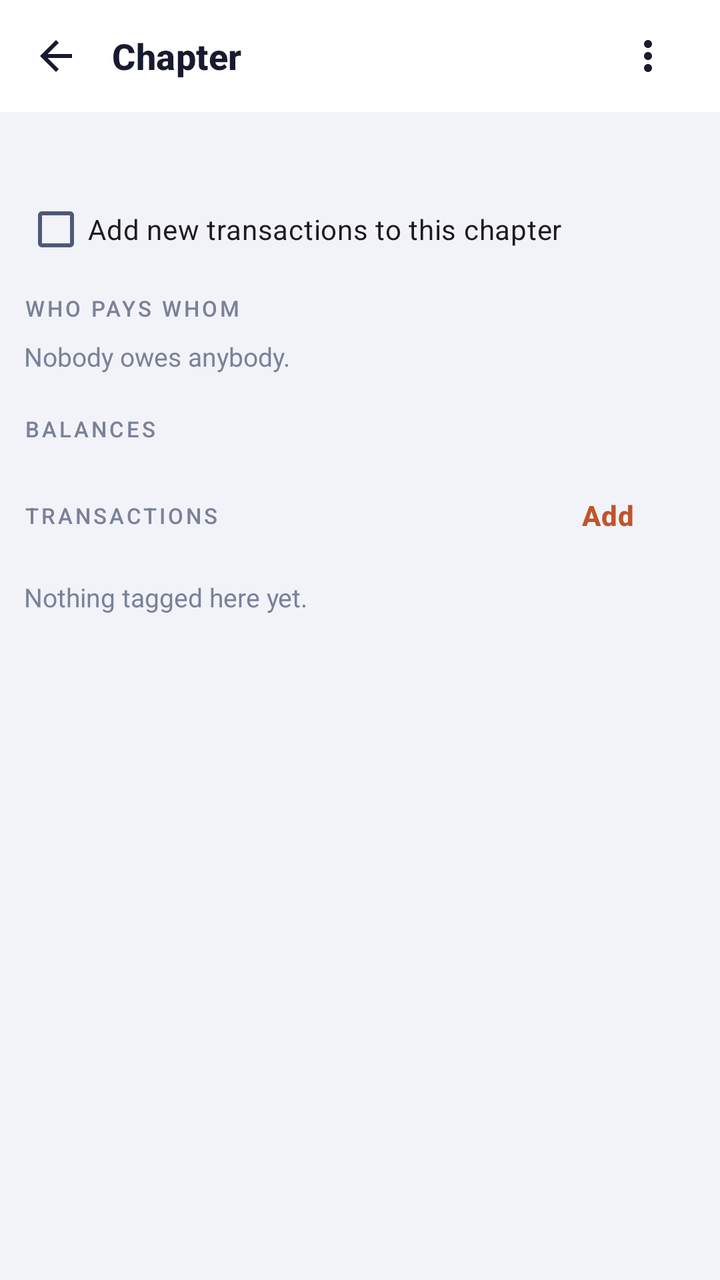
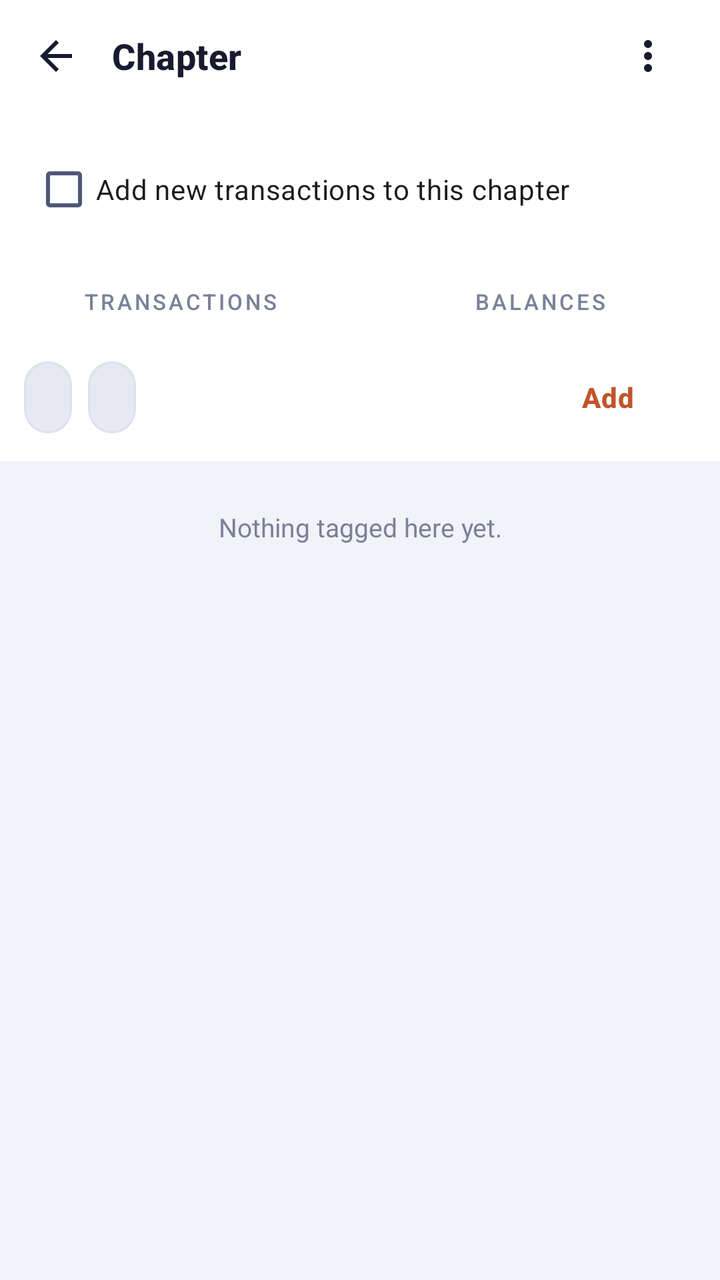

An Android layout rendered at two revisions. The XML below is the earlier revision; the diff shows what the commit changed to produce the second picture.
<!-- AndroidManifest.xml: application theme Theme.UPITracker -->
<!-- res/layout/activity_chapter_detail.xml -->
<?xml version="1.0" encoding="utf-8"?>
<LinearLayout xmlns:android="http://schemas.android.com/apk/res/android"
    android:id="@+id/main"
    android:layout_width="match_parent"
    android:layout_height="match_parent"
    android:orientation="vertical"
    android:background="?android:attr/colorBackground">

    <LinearLayout
        style="@style/Widget.UPI.TopBar">

        <ImageButton
            android:id="@+id/btnBackChapterDetail"
            style="@style/Widget.UPI.IconButton"
            android:src="@drawable/ic_arrow_back"
            android:contentDescription="@string/cd_back" />

        <TextView
            android:id="@+id/tvChapterDetailTitle"
            style="@style/Widget.UPI.TopBarTitle"
            android:text="Chapter" />

        <ImageButton
            android:id="@+id/btnChapterOverflow"
            style="@style/Widget.UPI.IconButton"
            android:src="@drawable/ic_more_vert"
            android:contentDescription="@string/cd_chapter_overflow" />
    </LinearLayout>

    <ScrollView
        android:layout_width="match_parent"
        android:layout_height="match_parent"
        android:fillViewport="true">

        <LinearLayout
            android:layout_width="match_parent"
            android:layout_height="wrap_content"
            android:orientation="vertical"
            android:padding="12dp">

            <TextView
                android:id="@+id/tvChapterDetailState"
                android:layout_width="match_parent"
                android:layout_height="wrap_content"
                android:layout_marginBottom="@dimen/space_s"
                android:textAppearance="@style/TextAppearance.UPI.Label" />

            <CheckBox
                android:id="@+id/switchChapterActive"
                android:layout_width="match_parent"
                android:layout_height="wrap_content"
                android:layout_marginBottom="@dimen/space_s"
                android:text="Add new transactions to this chapter" />

            <TextView
                style="@style/TextAppearance.UPI.SectionHeader"
                android:layout_width="match_parent"
                android:layout_height="wrap_content"
                android:text="Who pays whom" />

            <TextView
                android:id="@+id/tvChapterPlanEmpty"
                android:layout_width="match_parent"
                android:layout_height="wrap_content"
                android:paddingTop="@dimen/space_s"
                android:paddingBottom="@dimen/space_s"
                android:text="Nobody owes anybody."
                android:textColor="?attr/appTextMuted"
                android:textSize="13sp" />

            <LinearLayout
                android:id="@+id/chapterPlanContainer"
                android:layout_width="match_parent"
                android:layout_height="wrap_content"
                android:orientation="vertical" />

            <TextView
                style="@style/TextAppearance.UPI.SectionHeader"
                android:layout_width="match_parent"
                android:layout_height="wrap_content"
                android:layout_marginTop="@dimen/space_m"
                android:text="Balances" />

            <LinearLayout
                android:id="@+id/chapterBalancesContainer"
                android:layout_width="match_parent"
                android:layout_height="wrap_content"
                android:orientation="vertical" />

            <LinearLayout
                android:layout_width="match_parent"
                android:layout_height="wrap_content"
                android:layout_marginTop="@dimen/space_m"
                android:orientation="horizontal"
                android:gravity="center_vertical">

                <TextView
                    style="@style/TextAppearance.UPI.SectionHeader"
                    android:layout_width="0dp"
                    android:layout_height="wrap_content"
                    android:layout_weight="1"
                    android:text="Transactions" />

                <com.google.android.material.button.MaterialButton
                    android:id="@+id/btnAddChapterTransactions"
                    style="@style/Widget.UPI.Button.Text"
                    android:layout_width="wrap_content"
                    android:layout_height="wrap_content"
                    android:text="Add" />
            </LinearLayout>

            <TextView
                android:id="@+id/tvChapterTransactionsEmpty"
                android:layout_width="match_parent"
                android:layout_height="wrap_content"
                android:paddingTop="@dimen/space_s"
                android:text="Nothing tagged here yet."
                android:textColor="?attr/appTextMuted"
                android:textSize="13sp" />

            <LinearLayout
                android:id="@+id/chapterTransactionsContainer"
                android:layout_width="match_parent"
                android:layout_height="wrap_content"
                android:orientation="vertical" />
        </LinearLayout>
    </ScrollView>
</LinearLayout>
<!-- resources referenced by this layout -->
<resources>
  <dimen name="space_m">12dp</dimen>
  <dimen name="space_s">8dp</dimen>
  <string name="cd_back">Back</string>
  <style name="TextAppearance.UPI.SectionHeader" parent="TextAppearance.Material3.LabelSmall">
          <item name="android:textSize">11sp</item>
          <item name="android:letterSpacing">0.12</item>
          <item name="android:textAllCaps">true</item>
          <item name="android:fontFamily">sans-serif-medium</item>
          <item name="android:textColor">?attr/appTextMuted</item>
      </style>
  <dimen name="touch_target_min">48dp</dimen>
  <dimen name="top_bar_height">56dp</dimen>
  <dimen name="space_xs">4dp</dimen>
  <color name="app_primary">#C1542A</color>
  <color name="app_on_primary">#FFFFFF</color>
  <color name="app_on_secondary">#FFFFFF</color>
  <color name="app_background">#F2F3F9</color>
  <color name="app_surface">#FFFFFF</color>
  <color name="app_outline">#C3C8DC</color>
  <color name="app_positive">#1F7A5C</color>
  <color name="app_warning">#B26A00</color>
  <color name="app_speculative">#7A5230</color>
  <color name="app_avatar_me">#C1542A</color>
  <color name="app_on_avatar_me">#FFFFFF</color>
  <color name="app_chart_grid">#E7EAF3</color>
  <color name="app_chart_track">#EDEFF6</color>
  <color name="brand_navy_600">#37415C</color>
  <color name="brand_navy_900">#181A2F</color>
  <color name="brand_crimson">#B4182D</color>
  <color name="brand_maroon">#54162B</color>
  <dimen name="radius_md">12dp</dimen>
  <dimen name="radius_lg">16dp</dimen>
  <dimen name="stroke_hairline">1dp</dimen>
  <dimen name="pill_height">36dp</dimen>
  <dimen name="radius_pill">999dp</dimen>
  <!-- unchanged entries left out for length: 40 -->
</resources>

<!-- the commit's change to res/layout/activity_chapter_detail.xml (unified diff, before → after) -->
@@ -27,102 +27,212 @@
             android:contentDescription="@string/cd_chapter_overflow" />
     </LinearLayout>
 
+    
+    <LinearLayout
+        android:layout_width="match_parent"
+        android:layout_height="wrap_content"
+        android:background="?attr/colorSurface"
+        android:orientation="vertical"
+        android:paddingStart="@dimen/page_gutter"
+        android:paddingEnd="@dimen/page_gutter"
+        android:paddingBottom="@dimen/space_s">
+
+        <TextView
+            android:id="@+id/tvChapterDetailState"
+            android:layout_width="match_parent"
+            android:layout_height="wrap_content"
+            android:textAppearance="@style/TextAppearance.UPI.Label" />
+
+        <CheckBox
+            android:id="@+id/switchChapterActive"
+            android:layout_width="match_parent"
+            android:layout_height="wrap_content"
+            android:text="Add new transactions to this chapter" />
+    </LinearLayout>
+
+    
+    <LinearLayout
+        android:layout_width="match_parent"
+        android:layout_height="wrap_content"
+        android:background="?attr/colorSurface"
+        android:orientation="horizontal">
+
+        <TextView
+            style="@style/Widget.UPI.SectionTab.Split"
+            android:id="@+id/btnChapterTransactions"
+            android:text="Transactions" />
+
+        <TextView
+            style="@style/Widget.UPI.SectionTab.Split"
+            android:id="@+id/btnChapterBalances"
+            android:text="Balances" />
+    </LinearLayout>
+
+    
+    <LinearLayout
+        android:id="@+id/chapterTransactionsPage"
+        android:layout_width="match_parent"
+        android:layout_height="0dp"
+        android:layout_weight="1"
+        android:orientation="vertical">
+
+        
+        <LinearLayout
+            android:layout_width="match_parent"
+            android:layout_height="wrap_content"
+            android:background="?attr/colorSurface"
+            android:gravity="center_vertical"
+            android:orientation="horizontal"
+            android:paddingStart="@dimen/space_m"
+            android:paddingEnd="@dimen/space_m"
+            android:paddingBottom="@dimen/space_s">
+
+            <TextView
+                style="@style/Widget.UPI.Pill"
+                android:id="@+id/btnChapterFriendFilter"
+                android:ellipsize="end"
+                android:maxWidth="140dp"
+                android:singleLine="true"
+                android:textSize="12sp" />
+
+            <TextView
+                style="@style/Widget.UPI.Pill"
+                android:id="@+id/btnChapterMerchantFilter"
+                android:layout_marginStart="@dimen/space_s"
+                android:ellipsize="end"
+                android:maxWidth="140dp"
+                android:singleLine="true"
+                android:textSize="12sp" />
+
+            <TextView
+                android:id="@+id/tvChapterFilterHint"
+                android:layout_width="0dp"
+                android:layout_height="wrap_content"
+                android:layout_weight="1"
+                android:gravity="end"
+                android:textAppearance="@style/TextAppearance.UPI.Label" />
+
+            
+            <com.google.android.material.button.MaterialButton
+                android:id="@+id/btnAddChapterTransactions"
+                style="@style/Widget.UPI.Button.Text"
+                android:layout_width="wrap_content"
+                android:layout_height="wrap_content"
+                android:layout_marginStart="@dimen/space_xs"
+                android:text="Add" />
+        </LinearLayout>
+
+        <TextView
+            android:id="@+id/tvChapterTransactionsEmpty"
+            android:layout_width="match_parent"
+            android:layout_height="wrap_content"
+            android:gravity="center"
+            android:padding="@dimen/space_xl"
+            android:text="Nothing tagged here yet."
+            android:textColor="?attr/appTextMuted"
+            android:textSize="13sp" />
+
+        <androidx.recyclerview.widget.RecyclerView
+            android:id="@+id/rvChapterTransactions"
+            android:layout_width="match_parent"
+            android:layout_height="0dp"
+            android:layout_weight="1"
+            android:clipToPadding="false"
+            android:padding="@dimen/space_m" />
+    </LinearLayout>
+
     <ScrollView
-        android:layout_width="match_parent"
-        android:layout_height="match_parent"
-        android:fillViewport="true">
+        android:id="@+id/chapterBalancesPage"
+        android:layout_width="match_parent"
+        android:layout_height="0dp"
+        android:layout_weight="1"
+        android:visibility="gone">
 
         <LinearLayout
+            android:id="@+id/chapterBalancesContainer"
             android:layout_width="match_parent"
             android:layout_height="wrap_content"
             android:orientation="vertical"
-            android:padding="12dp">
-
-            <TextView
-                android:id="@+id/tvChapterDetailState"
-                android:layout_width="match_parent"
-                android:layout_height="wrap_content"
-                android:layout_marginBottom="@dimen/space_s"
-                android:textAppearance="@style/TextAppearance.UPI.Label" />
-
-            <CheckBox
-                android:id="@+id/switchChapterActive"
-                android:layout_width="match_parent"
-                android:layout_height="wrap_content"
-                android:layout_marginBottom="@dimen/space_s"
-                android:text="Add new transactions to this chapter" />
-
-            <TextView
-                style="@style/TextAppearance.UPI.SectionHeader"
-                android:layout_width="match_parent"
-                android:layout_height="wrap_content"
-                android:text="Who pays whom" />
-
-            <TextView
-                android:id="@+id/tvChapterPlanEmpty"
-                android:layout_width="match_parent"
-                android:layout_height="wrap_content"
-                android:paddingTop="@dimen/space_s"
-                android:paddingBottom="@dimen/space_s"
-                android:text="Nobody owes anybody."
-                android:textColor="?attr/appTextMuted"
-                android:textSize="13sp" />
-
-            <LinearLayout
-                android:id="@+id/chapterPlanContainer"
-                android:layout_width="match_parent"
-                android:layout_height="wrap_content"
-                android:orientation="vertical" />
-
-            <TextView
-                style="@style/TextAppearance.UPI.SectionHeader"
-                android:layout_width="match_parent"
-                android:layout_height="wrap_content"
-                android:layout_marginTop="@dimen/space_m"
-                android:text="Balances" />
-
-            <LinearLayout
-                android:id="@+id/chapterBalancesContainer"
-                android:layout_width="match_parent"
-                android:layout_height="wrap_content"
-                android:orientation="vertical" />
-
-            <LinearLayout
-                android:layout_width="match_parent"
-                android:layout_height="wrap_content"
-                android:layout_marginTop="@dimen/space_m"
-                android:orientation="horizontal"
-                android:gravity="center_vertical">
-
-                <TextView
-                    style="@style/TextAppearance.UPI.SectionHeader"
-                    android:layout_width="0dp"
-                    android:layout_height="wrap_content"
-                    android:layout_weight="1"
-                    android:text="Transactions" />
-
-                <com.google.android.material.button.MaterialButton
-                    android:id="@+id/btnAddChapterTransactions"
-                    style="@style/Widget.UPI.Button.Text"
-                    android:layout_width="wrap_content"
-                    android:layout_height="wrap_content"
-                    android:text="Add" />
-            </LinearLayout>
-
-            <TextView
-                android:id="@+id/tvChapterTransactionsEmpty"
-                android:layout_width="match_parent"
-                android:layout_height="wrap_content"
-                android:paddingTop="@dimen/space_s"
-                android:text="Nothing tagged here yet."
-                android:textColor="?attr/appTextMuted"
-                android:textSize="13sp" />
-
-            <LinearLayout
-                android:id="@+id/chapterTransactionsContainer"
-                android:layout_width="match_parent"
-                android:layout_height="wrap_content"
-                android:orientation="vertical" />
-        </LinearLayout>
+            android:paddingStart="@dimen/page_gutter"
+            android:paddingEnd="@dimen/page_gutter"
+            android:paddingTop="@dimen/space_s" />
     </ScrollView>
+
+    <include layout="@layout/view_selection_bar" />
 </LinearLayout>
+<!-- res/layout/view_selection_bar.xml (included above) -->
+<?xml version="1.0" encoding="utf-8"?>
+<LinearLayout xmlns:android="http://schemas.android.com/apk/res/android"
+    android:id="@+id/barSelectionActions"
+    android:layout_width="match_parent"
+    android:layout_height="wrap_content"
+    android:background="?attr/colorSurface"
+    android:orientation="vertical"
+    android:padding="@dimen/space_l"
+    android:visibility="gone">
+
+    <LinearLayout
+        android:layout_width="match_parent"
+        android:layout_height="wrap_content"
+        android:layout_marginBottom="@dimen/space_s"
+        android:gravity="center_vertical"
+        android:orientation="horizontal">
+
+        <TextView
+            android:id="@+id/tvSelectionCount"
+            android:layout_width="0dp"
+            android:layout_height="wrap_content"
+            android:layout_weight="1"
+            android:textAppearance="@style/TextAppearance.UPI.Caption" />
+
+        <Button
+            android:id="@+id/btnSelectAllRows"
+            style="?attr/borderlessButtonStyle"
+            android:layout_width="wrap_content"
+            android:layout_height="wrap_content"
+            android:text="Select all" />
+    </LinearLayout>
+
+    <LinearLayout
+        android:layout_width="match_parent"
+        android:layout_height="wrap_content"
+        android:orientation="horizontal">
+
+        
+        <Button
+            android:id="@+id/btnSelectionSecondary"
+            style="?attr/materialButtonOutlinedStyle"
+            android:layout_width="0dp"
+            android:layout_height="wrap_content"
+            android:layout_marginEnd="@dimen/space_s"
+            android:layout_weight="1"
+            android:ellipsize="end"
+            android:maxLines="1"
+            android:paddingStart="@dimen/space_s"
+            android:paddingEnd="@dimen/space_s" />
+
+        
+        <Button
+            android:id="@+id/btnSelectionTertiary"
+            style="?attr/materialButtonOutlinedStyle"
+            android:layout_width="0dp"
+            android:layout_height="wrap_content"
+            android:layout_marginEnd="@dimen/space_s"
+            android:layout_weight="1"
+            android:ellipsize="end"
+            android:maxLines="1"
+            android:paddingStart="@dimen/space_s"
+            android:paddingEnd="@dimen/space_s"
+            android:visibility="gone" />
+
+        <Button
+            android:id="@+id/btnSelectionPrimary"
+            android:layout_width="0dp"
+            android:layout_height="wrap_content"
+            android:layout_weight="1"
+            android:ellipsize="end"
+            android:maxLines="1"
+            android:paddingStart="@dimen/space_s"
+            android:paddingEnd="@dimen/space_s" />
+    </LinearLayout>
+</LinearLayout>
<!-- resource entries referenced after the edit -->
@@ -1,14 +1,35 @@
 <!-- resources referenced by this layout -->
 <resources>
+  <dimen name="page_gutter">16dp</dimen>
+  <dimen name="space_l">16dp</dimen>
   <dimen name="space_m">12dp</dimen>
   <dimen name="space_s">8dp</dimen>
+  <dimen name="space_xl">24dp</dimen>
   <string name="cd_back">Back</string>
-  <style name="TextAppearance.UPI.SectionHeader" parent="TextAppearance.Material3.LabelSmall">
-          <item name="android:textSize">11sp</item>
-          <item name="android:letterSpacing">0.12</item>
-          <item name="android:textAllCaps">true</item>
-          <item name="android:fontFamily">sans-serif-medium</item>
-          <item name="android:textColor">?attr/appTextMuted</item>
+  <style name="TextAppearance.UPI.Caption" parent="TextAppearance.Material3.BodySmall">
+          <item name="android:textSize">12sp</item>
+          <item name="android:textColor">?attr/colorOnSurfaceVariant</item>
+      </style>
+  <style name="Widget.UPI.Pill" parent="">
+          <item name="android:layout_width">wrap_content</item>
+          <item name="android:layout_height">@dimen/pill_height</item>
+          <item name="android:minHeight">@dimen/pill_height</item>
+          <item name="android:gravity">center</item>
+          <item name="android:paddingStart">@dimen/space_m</item>
+          <item name="android:paddingEnd">@dimen/space_m</item>
+          <item name="android:background">@drawable/bg_pill_selector</item>
+          <item name="android:textColor">@color/pill_text_selector</item>
+          <item name="android:textSize">13sp</item>
+          <item name="android:textStyle">bold</item>
+          <item name="android:clickable">true</item>
+          <item name="android:focusable">true</item>
+      </style>
+  <style name="Widget.UPI.SectionTab.Split">
+          <item name="android:layout_width">0dp</item>
+          <item name="android:layout_weight">1</item>
+          <item name="android:gravity">center</item>
+          <item name="android:paddingStart">@dimen/space_s</item>
+          <item name="android:paddingEnd">@dimen/space_s</item>
       </style>
   <dimen name="touch_target_min">48dp</dimen>
   <dimen name="top_bar_height">56dp</dimen>
@@ -34,6 +55,36 @@
   <dimen name="radius_lg">16dp</dimen>
   <dimen name="stroke_hairline">1dp</dimen>
   <dimen name="pill_height">36dp</dimen>
+  <!-- drawable bg_pill_selector (drawable) -->
+  <?xml version="1.0" encoding="utf-8"?>
+  <selector xmlns:android="http://schemas.android.com/apk/res/android">
+      <item android:state_enabled="false">
+          <shape android:shape="rectangle">
+              <solid android:color="?attr/colorSurfaceVariant" />
+              <stroke android:width="@dimen/stroke_hairline" android:color="?attr/colorOutlineVariant" />
+              <corners android:radius="@dimen/radius_pill" />
+          </shape>
+      </item>
+      <item android:state_selected="true">
+          <shape android:shape="rectangle">
+              <solid android:color="?attr/colorPrimary" />
+              <corners android:radius="@dimen/radius_pill" />
+          </shape>
+      </item>
+      <item android:state_activated="true">
+          <shape android:shape="rectangle">
+              <solid android:color="?attr/colorPrimary" />
+              <corners android:radius="@dimen/radius_pill" />
+          </shape>
+      </item>
+      <item>
+          <shape android:shape="rectangle">
+              <solid android:color="?attr/colorSurfaceVariant" />
+              <stroke android:width="@dimen/stroke_hairline" android:color="?attr/colorOutlineVariant" />
+              <corners android:radius="@dimen/radius_pill" />
+          </shape>
+      </item>
+  </selector>
   <dimen name="radius_pill">999dp</dimen>
   <!-- unchanged entries left out for length: 40 -->
 </resources>
